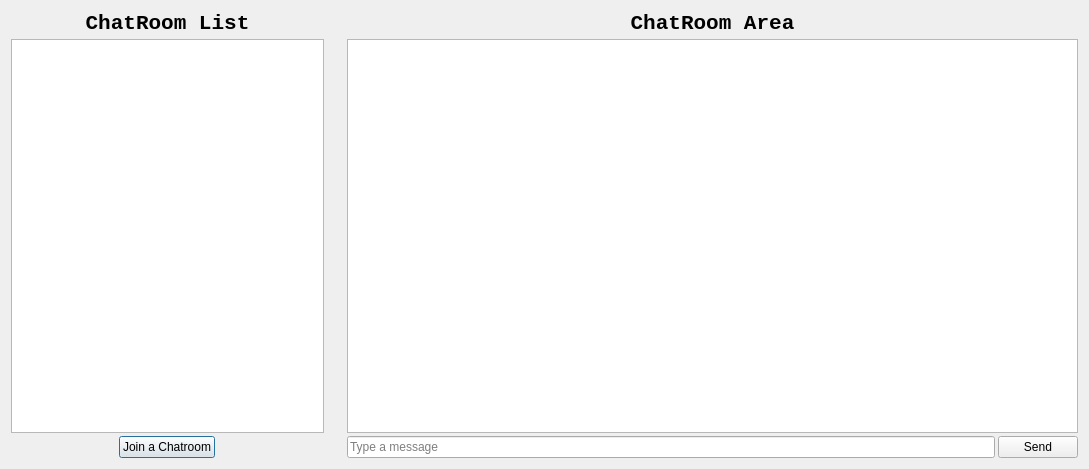
First picture: the form in src/UI/Dialogs/chatroomwidget.ui, repository Justin-Kuchmy/kabaw-chat-client, before the edit.
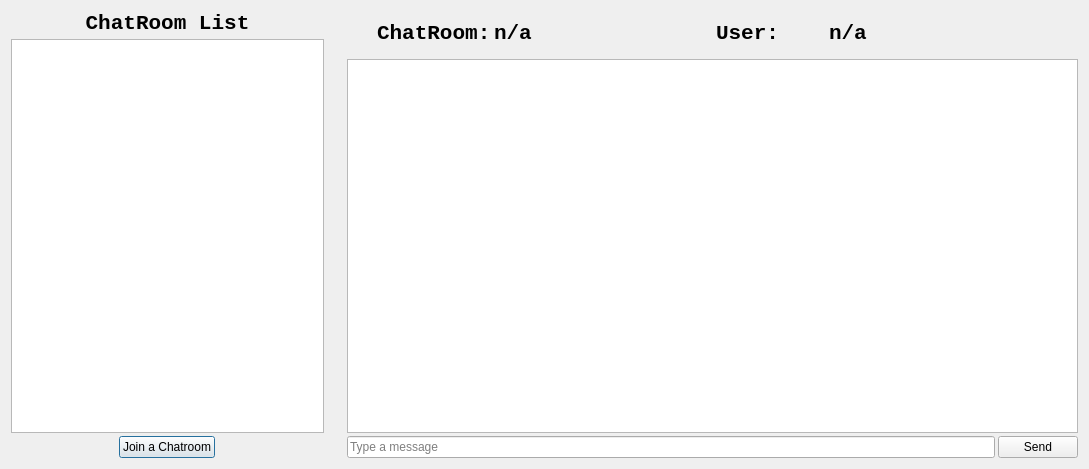
Second picture: the form after the edit. Icons and pictures are not drawn.

Commit message: added chatroom and user labels

```diff
--- a/src/UI/Dialogs/chatroomwidget.ui
+++ b/src/UI/Dialogs/chatroomwidget.ui
@@ -118,24 +118,76 @@
      <item>
       <layout class="QVBoxLayout" name="verticalLayout">
        <item>
-        <widget class="QLabel" name="label">
-         <property name="font">
-          <font>
-           <family>Liberation Mono</family>
-           <pointsize>16</pointsize>
-           <bold>true</bold>
-          </font>
+        <layout class="QHBoxLayout" name="horizontalLayout_5" stretch="1,2,1,2">
+         <property name="leftMargin">
+          <number>30</number>
          </property>
-         <property name="text">
-          <string>ChatRoom Area</string>
+         <property name="topMargin">
+          <number>10</number>
          </property>
-         <property name="alignment">
-          <set>Qt::AlignCenter</set>
+         <property name="rightMargin">
+          <number>30</number>
          </property>
-         <property name="margin">
-          <number>5</number>
+         <property name="bottomMargin">
+          <number>10</number>
          </property>
-        </widget>
+         <item>
+          <widget class="QLabel" name="chatroomLabel">
+           <property name="font">
+            <font>
+             <family>Liberation Mono</family>
+             <pointsize>16</pointsize>
+             <bold>true</bold>
+            </font>
+           </property>
+           <property name="text">
+            <string>ChatRoom:</string>
+           </property>
+          </widget>
+         </item>
+         <item>
+          <widget class="QLabel" name="chatroomValue">
+           <property name="font">
+            <font>
+             <family>Liberation Mono</family>
+             <pointsize>16</pointsize>
+             <bold>true</bold>
+            </font>
+           </property>
+           <property name="text">
+            <string>n/a</string>
+           </property>
+          </widget>
+         </item>
+         <item>
+          <widget class="QLabel" name="userLabel">
+           <property name="font">
+            <font>
+             <family>Liberation Mono</family>
+             <pointsize>16</pointsize>
+             <bold>true</bold>
+            </font>
+           </property>
+           <property name="text">
+            <string>User:</string>
+           </property>
+          </widget>
+         </item>
+         <item>
+          <widget class="QLabel" name="userValue">
+           <property name="font">
+            <font>
+             <family>Liberation Mono</family>
+             <pointsize>16</pointsize>
+             <bold>true</bold>
+            </font>
+           </property>
+           <property name="text">
+            <string>n/a</string>
+           </property>
+          </widget>
+         </item>
+        </layout>
        </item>
        <item>
         <widget class="QListWidget" name="chatArea"/>
```
Left out of the diff: 5 changed lines with no effect on the pictures.
